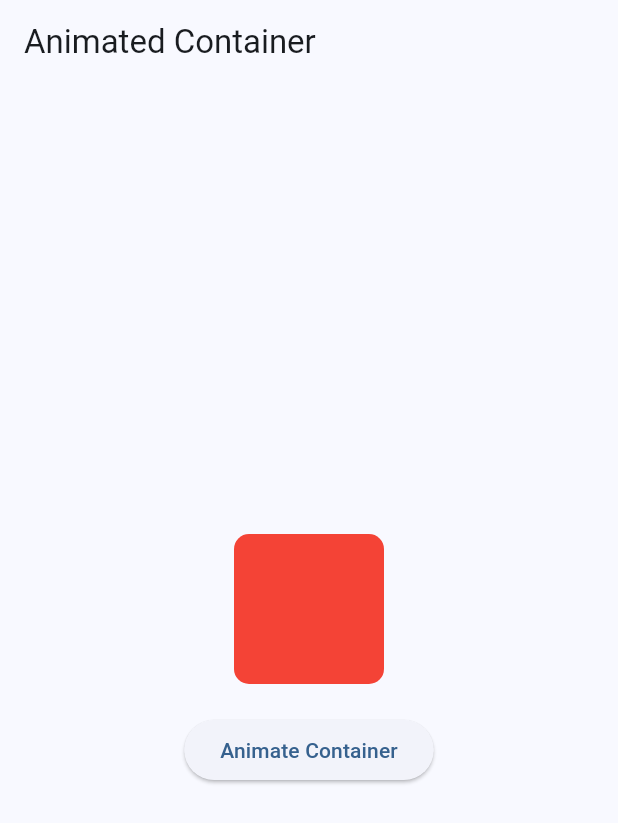
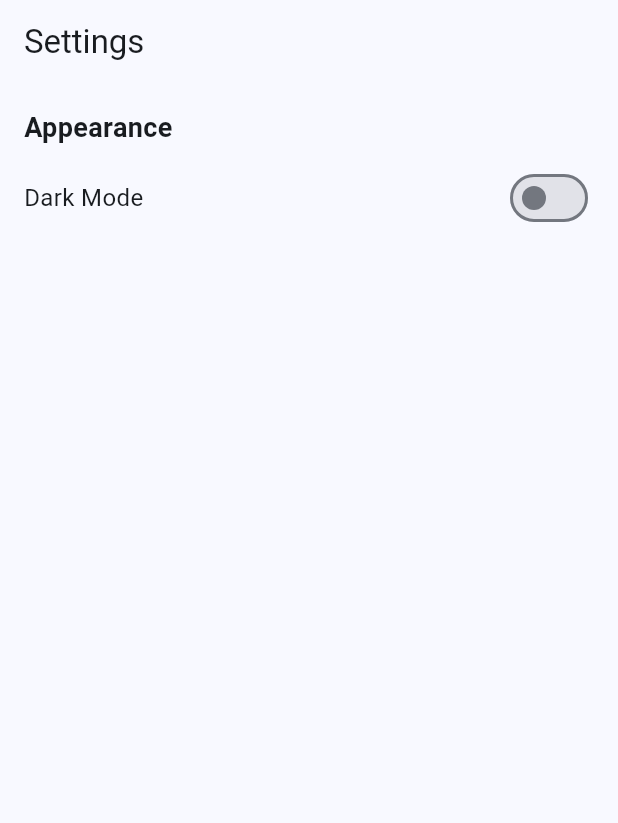
Before and after one commit to shaf1501/track_shaf, a Flutter app: the screen it shows after launch, on a phone screen of 412 x 824 dp. Shown: the top 823 px of the screen. Run offline on Flutter 3.47's test engine with Material 3 defaults, Android fonts, the light colour scheme and no system bars.

Commit message:
problem17

```diff
--- a/lib/main.dart
+++ b/lib/main.dart
@@ -1,66 +1,94 @@
 import 'package:flutter/material.dart';
 
 void main() {
-  runApp(const AnimatedContainerApp());
+  runApp(const SettingsApp());
 }
 
-class AnimatedContainerApp extends StatelessWidget {
-  const AnimatedContainerApp({super.key});
+class SettingsApp extends StatefulWidget {
+  const SettingsApp({super.key});
 
   @override
-  Widget build(BuildContext context) {
-    return MaterialApp(
-      title: 'Animated Container',
-      theme: ThemeData(
-        useMaterial3: true,
-        colorScheme: ColorScheme.fromSeed(seedColor: Colors.blue),
-      ),
-      home: const AnimatedContainerScreen(),
-    );
-  }
+  State<SettingsApp> createState() => _SettingsAppState();
 }
 
-class AnimatedContainerScreen extends StatefulWidget {
-  const AnimatedContainerScreen({super.key});
+class _SettingsAppState extends State<SettingsApp> {
+  bool _isDarkMode = false;
 
-  @override
-  State<AnimatedContainerScreen> createState() =>
-      _AnimatedContainerScreenState();
-}
-
-class _AnimatedContainerScreenState extends State<AnimatedContainerScreen> {
-  bool _isExpanded = false;
-
-  void _toggleContainer() {
+  void _toggleDarkMode(bool value) {
     setState(() {
-      _isExpanded = !_isExpanded;
+      _isDarkMode = value;
     });
   }
 
   @override
   Widget build(BuildContext context) {
+    return MaterialApp(
+      title: 'Settings Screen',
+      theme: ThemeData(
+        useMaterial3: true,
+        brightness: Brightness.light,
+        colorScheme: ColorScheme.fromSeed(
+          seedColor: Colors.blue,
+          brightness: Brightness.light,
+        ),
+      ),
+      darkTheme: ThemeData(
+        useMaterial3: true,
+        brightness: Brightness.dark,
+        colorScheme: ColorScheme.fromSeed(
+          seedColor: Colors.blue,
+          brightness: Brightness.dark,
+        ),
+      ),
+      themeMode: _isDarkMode
+          ? ThemeMode.dark
+          : ThemeMode.light, // Dynamically set theme mode
+      home: SettingsScreen(
+        isDarkMode: _isDarkMode,
+        onToggleDarkMode: _toggleDarkMode,
+      ),
+    );
+  }
+}
+
+class SettingsScreen extends StatelessWidget {
+  final bool isDarkMode;
+  final ValueChanged<bool> onToggleDarkMode;
+
+  const SettingsScreen({
+    super.key,
+    required this.isDarkMode,
+    required this.onToggleDarkMode,
+  });
+
+  @override
+  Widget build(BuildContext context) {
     return Scaffold(
       appBar: AppBar(
-        title: const Text('Animated Container'),
+        title: const Text('Settings'),
       ),
-      body: Center(
+      body: Padding(
+        padding: const EdgeInsets.all(16.0),
         child: Column(
-          mainAxisAlignment: MainAxisAlignment.center,
+          crossAxisAlignment: CrossAxisAlignment.start,
           children: [
-            AnimatedContainer(
-              duration: const Duration(milliseconds: 500),
-              curve: Curves.easeInOut,
-              width: _isExpanded ? 200 : 100,
-              height: _isExpanded ? 200 : 100,
-              decoration: BoxDecoration(
-                color: _isExpanded ? Colors.blue : Colors.red,
-                borderRadius: BorderRadius.circular(_isExpanded ? 50 : 10),
-              ),
+            const Text(
+              'Appearance',
+              style: TextStyle(fontSize: 18, fontWeight: FontWeight.bold),
             ),
-            const SizedBox(height: 20),
-            ElevatedButton(
-              onPressed: _toggleContainer,
-              child: const Text('Animate Container'),
+            const SizedBox(height: 10),
+            Row(
+              mainAxisAlignment: MainAxisAlignment.spaceBetween,
+              children: [
+                const Text(
+                  'Dark Mode',
+                  style: TextStyle(fontSize: 16),
+                ),
+                Switch(
+                  value: isDarkMode,
+                  onChanged: onToggleDarkMode,
+                ),
+              ],
             ),
           ],
         ),
```
